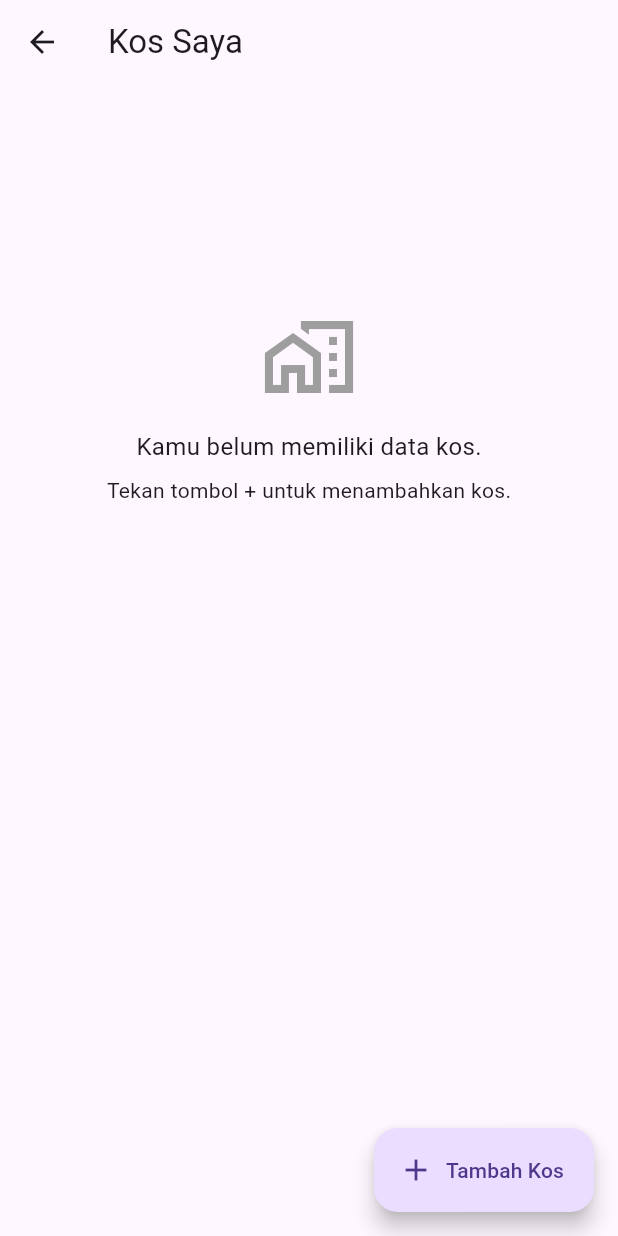
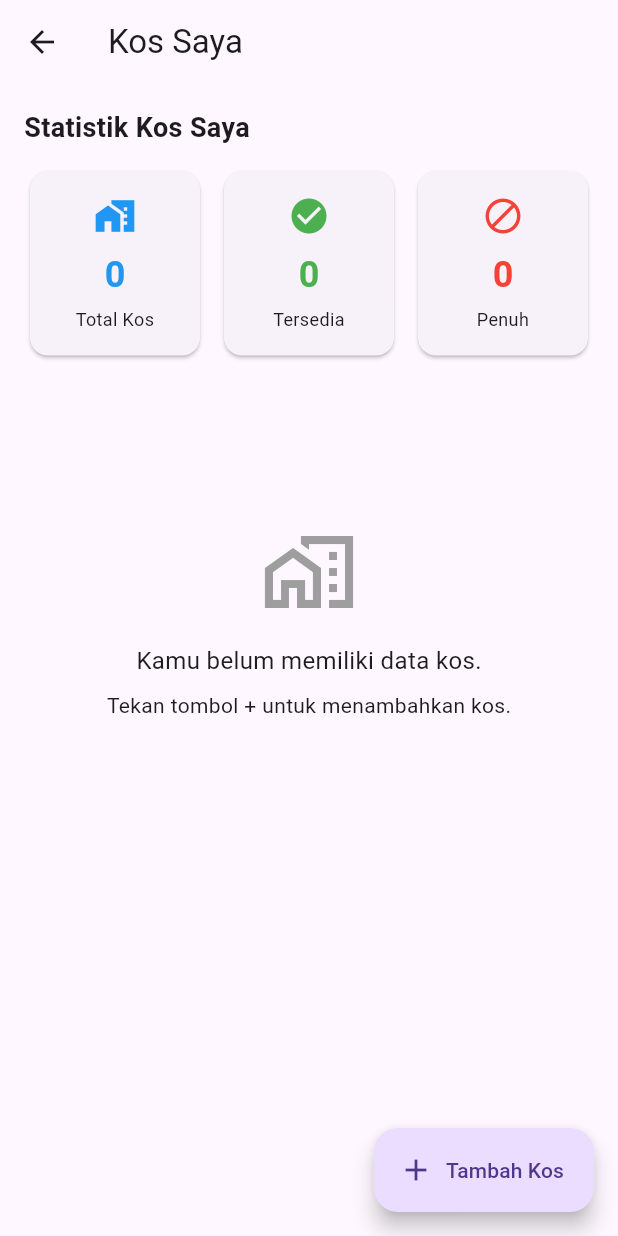
Before and after one commit to SapnaMaharani/kosfinder, a Flutter app: the MyKosScreen screen opened directly, on a phone screen of 412 x 824 dp. Run offline on Flutter 3.47's test engine with Material 3 defaults, Android fonts, the phone set to English and light mode, and no system bars; our stand-ins replace supabase_flutter; accounts and stored records are empty.

Commit message:
T05: Implementasi dashboard statistik kos pemilik

```diff
--- a/lib/screens/my_kos_screen.dart
+++ b/lib/screens/my_kos_screen.dart
@@ -1,4 +1,3 @@
-
 import 'package:flutter/material.dart';
 import 'package:provider/provider.dart';
 
@@ -28,9 +27,7 @@ class _MyKosScreenState extends State<MyKosScreen> {
   Future<void> _openForm({Kos? kos}) async {
     await Navigator.push(
       context,
-      MaterialPageRoute(
-        builder: (_) => KosFormScreen(kos: kos),
-      ),
+      MaterialPageRoute(builder: (_) => KosFormScreen(kos: kos)),
     );
   }
 
@@ -40,14 +37,10 @@ class _MyKosScreenState extends State<MyKosScreen> {
       builder: (dialogContext) {
         return AlertDialog(
           title: const Text('Hapus Kos'),
-          content: Text(
-            'Apakah kamu yakin ingin menghapus ${kos.namaKos}?',
-          ),
+          content: Text('Apakah kamu yakin ingin menghapus ${kos.namaKos}?'),
           actions: [
             TextButton(
-              onPressed: () {
-                Navigator.pop(dialogContext, false);
-              },
+              onPressed: () => Navigator.pop(dialogContext, false),
               child: const Text('Batal'),
             ),
             ElevatedButton(
@@ -55,9 +48,7 @@ class _MyKosScreenState extends State<MyKosScreen> {
                 backgroundColor: Colors.red,
                 foregroundColor: Colors.white,
               ),
-              onPressed: () {
-                Navigator.pop(dialogContext, true);
-              },
+              onPressed: () => Navigator.pop(dialogContext, true),
               child: const Text('Hapus'),
             ),
           ],
@@ -72,34 +63,74 @@ class _MyKosScreenState extends State<MyKosScreen> {
 
       if (!mounted) return;
 
-      ScaffoldMessenger.of(context).showSnackBar(
-        const SnackBar(
-          content: Text('Kos berhasil dihapus'),
-        ),
-      );
+      ScaffoldMessenger.of(context)
+          .showSnackBar(const SnackBar(content: Text('Kos berhasil dihapus')));
     } catch (e) {
       if (!mounted) return;
 
-      ScaffoldMessenger.of(context).showSnackBar(
-        SnackBar(
-          content: Text('Gagal menghapus kos: $e'),
+      ScaffoldMessenger.of(context)
+          .showSnackBar(SnackBar(content: Text('Gagal menghapus kos: $e')));
+    }
+  }
+
+  Widget _buildStatistics(List<Kos> kosList) {
+    final total = kosList.length;
+    final penuh = kosList.where((kos) => kos.isFull).length;
+    final tersedia = total - penuh;
+
+    return Padding(
+      padding: const EdgeInsets.fromLTRB(16, 16, 16, 8),
+      child: Column(
+        crossAxisAlignment: CrossAxisAlignment.start,
+        children: [
+          const Text(
+            'Statistik Kos Saya',
+            style: TextStyle(fontSize: 18, fontWeight: FontWeight.bold),
+          ),
+          const SizedBox(height: 12),
+          Row(
+            children: [
+              Expanded(
+                child: _StatCard(
+                  title: 'Total Kos',
+                  value: total.toString(),
+                  icon: Icons.home_work,
+                  color: Colors.blue,
+                ),
+              ),
+              const SizedBox(width: 8),
+              Expanded(
+                child: _StatCard(
+                  title: 'Tersedia',
+                  value: tersedia.toString(),
+                  icon: Icons.check_circle,
+                  color: Colors.green,
+                ),
+              ),
+              const SizedBox(width: 8),
+              Expanded(
+                child: _StatCard(
+                  title: 'Penuh',
+                  value: penuh.toString(),
+                  icon: Icons.block,
+                  color: Colors.red,
+                ),
+              ),
+            ],
+          ),
+        ],
       ),
     );
-    }
   }
 
   @override
   Widget build(BuildContext context) {
     return Scaffold(
-      appBar: AppBar(
-        title: const Text('Kos Saya'),
-      ),
+      appBar: AppBar(title: const Text('Kos Saya')),
       body: Consumer<KosProvider>(
         builder: (context, provider, child) {
           if (provider.isOwnerLoading) {
-            return const Center(
-              child: CircularProgressIndicator(),
-            );
+            return const Center(child: CircularProgressIndicator());
           }
 
           if (provider.ownerErrorMessage != null) {
@@ -130,50 +161,47 @@ class _MyKosScreenState extends State<MyKosScreen> {
             );
           }
 
-          if (provider.myKosList.isEmpty) {
+          final kosList = provider.myKosList;
+
           return RefreshIndicator(
             onRefresh: provider.loadMyKos,
             child: ListView(
               physics: const AlwaysScrollableScrollPhysics(),
-                children: const [
-                  SizedBox(height: 150),
+              children: [
+                _buildStatistics(kosList),
+
+                if (kosList.isEmpty)
+                  const Padding(
+                    padding: EdgeInsets.only(top: 100),
+                    child: Column(
+                      children: [
                         Icon(
                           Icons.home_work_outlined,
                           size: 64,
                           color: Colors.grey,
                         ),
                         SizedBox(height: 16),
-                  Center(
-                    child: Text(
+                        Text(
                           'Kamu belum memiliki data kos.',
                           style: TextStyle(fontSize: 16),
                         ),
+                        SizedBox(height: 8),
+                        Text('Tekan tombol + untuk menambahkan kos.'),
+                      ],
                     ),
-                  SizedBox(height: 8),
-                  Center(
-                    child: Text(
-                      'Tekan tombol + untuk menambahkan kos.',
+                  )
+                else
+                  ...kosList.map(
+                    (kos) => Padding(
+                      padding: const EdgeInsets.symmetric(horizontal: 16),
+                      child: _MyKosCard(
+                        kos: kos,
+                        onEdit: () => _openForm(kos: kos),
+                        onDelete: () => _deleteKos(kos),
+                      ),
                     ),
                   ),
               ],
-              ),
-            );
-          }
-
-          return RefreshIndicator(
-            onRefresh: provider.loadMyKos,
-            child: ListView.builder(
-              padding: const EdgeInsets.all(16),
-              itemCount: provider.myKosList.length,
-              itemBuilder: (context, index) {
-                final kos = provider.myKosList[index];
-
-                return _MyKosCard(
-                  kos: kos,
-                  onEdit: () => _openForm(kos: kos),
-                  onDelete: () => _deleteKos(kos),
-                );
-              },
             ),
           );
         },
@@ -182,6 +210,49 @@ class _MyKosScreenState extends State<MyKosScreen> {
         onPressed: () => _openForm(),
         icon: const Icon(Icons.add),
         label: const Text('Tambah Kos'),
+      ),
+    );
+  }
+}
+
+class _StatCard extends StatelessWidget {
+  final String title;
+  final String value;
+  final IconData icon;
+  final Color color;
+
+  const _StatCard({
+    required this.title,
+    required this.value,
+    required this.icon,
+    required this.color,
+  });
+
+  @override
+  Widget build(BuildContext context) {
+    return Card(
+      child: Padding(
+        padding: const EdgeInsets.symmetric(vertical: 16, horizontal: 6),
+        child: Column(
+          children: [
+            Icon(icon, color: color, size: 28),
+            const SizedBox(height: 8),
+            Text(
+              value,
+              style: TextStyle(
+                fontSize: 24,
+                fontWeight: FontWeight.bold,
+                color: color,
+              ),
+            ),
+            const SizedBox(height: 4),
+            Text(
+              title,
+              textAlign: TextAlign.center,
+              style: const TextStyle(fontSize: 12),
+            ),
+          ],
+        ),
       ),
     );
   }
@@ -215,11 +286,10 @@ class _MyKosCard extends StatelessWidget {
                     style: Theme.of(context).textTheme.titleMedium,
                   ),
                 ),
-                if (kos.isFull)
-                  const Chip(
-                    label: Text('Penuh'),
-                    backgroundColor: Colors.redAccent,
-                    labelStyle: TextStyle(color: Colors.white),
+                Chip(
+                  label: Text(kos.isFull ? 'Penuh' : 'Tersedia'),
+                  backgroundColor: kos.isFull ? Colors.redAccent : Colors.green,
+                  labelStyle: const TextStyle(color: Colors.white),
                 ),
               ],
             ),
```
Lines whose indentation alone changed are shown as unchanged.
